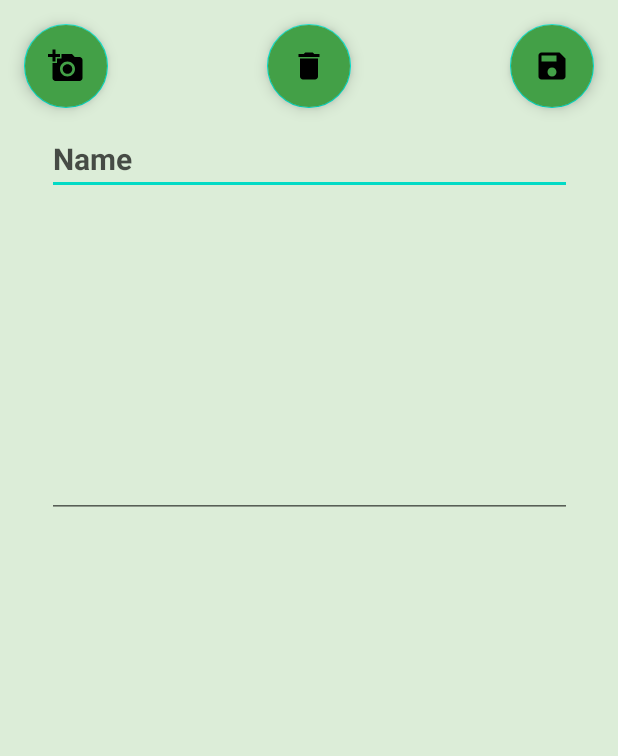
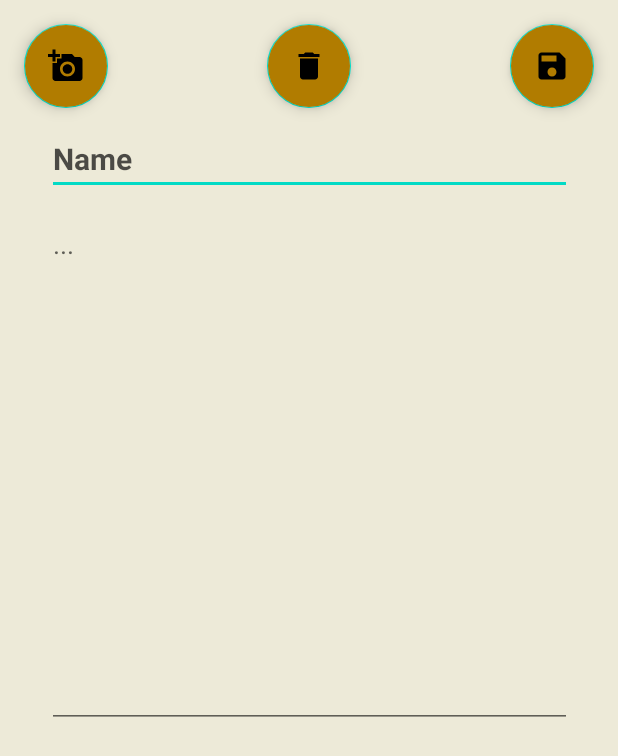
Before and after one commit to RRoager/PizzaApp, an Android app: the ViewMarkerActivity screen opened directly, with no data from a screen before it, on a phone screen of 412 x 824 dp. Shown: the top 756 px of the screen. Run offline under Robolectric (Android 15) with nearby library versions, the phone set to English and light mode, and no system bars; our stand-ins replace Firebase (no records; nobody signed in at launch, a user with empty details on screens opened directly); 4 statements that could not run were skipped.

```diff
--- a/app/src/main/java/com/example/pizzaapp/ViewMarkerActivity.java
+++ b/app/src/main/java/com/example/pizzaapp/ViewMarkerActivity.java
@@ -38,7 +38,7 @@ public class ViewMarkerActivity extends AppCompatActivity implements Updatable {
     protected void onCreate(Bundle savedInstanceState) {
         super.onCreate(savedInstanceState);
         setContentView(R.layout.activity_view_marker);
-        editName = findViewById(R.id.editText);
+        editName = findViewById(R.id.editName);
         editName.setText(Repository.getCurrentMarker().getName());
         editContent = findViewById(R.id.editContent);
         editContent.setText(Repository.getCurrentMarker().getContent());
--- a/app/src/main/res/layout/activity_view_marker.xml
+++ b/app/src/main/res/layout/activity_view_marker.xml
@@ -5,7 +5,7 @@
     android:layout_width="match_parent"
     android:layout_height="match_parent"
     android:background="#DCEDD8"
-    android:backgroundTint="#DCEDD8"
+    android:backgroundTint="#EDEAD8"
     tools:context=".ViewMarkerActivity">
 
     <EditText
@@ -36,7 +36,7 @@
         android:textColor="#AE000000"
         app:layout_constraintEnd_toEndOf="parent"
         app:layout_constraintStart_toStartOf="parent"
-        app:layout_constraintTop_toBottomOf="@+id/editText"
+        app:layout_constraintTop_toBottomOf="@+id/editName"
         tools:ignore="SpeakableTextPresentCheck" />
 
     <ImageView
@@ -55,7 +55,7 @@
         android:layout_width="wrap_content"
         android:layout_height="wrap_content"
         android:layout_margin="16dp"
-        android:backgroundTint="#43A047"
+        android:backgroundTint="#b17c00"
         android:contentDescription="TODO"
         android:onClick="photoChoice"
         android:src="@drawable/ic_photo"
@@ -68,7 +68,7 @@
         android:layout_width="wrap_content"
         android:layout_height="wrap_content"
         android:layout_margin="16dp"
-        android:backgroundTint="#43A047"
+        android:backgroundTint="#b17c00"
         android:contentDescription="TODO"
         android:onClick="saveButtonPressed"
         android:src="@drawable/ic_save"
@@ -81,7 +81,7 @@
         android:layout_width="wrap_content"
         android:layout_height="wrap_content"
         android:layout_margin="16dp"
-        android:backgroundTint="#43A047"
+        android:backgroundTint="#b17c00"
         android:contentDescription="TODO"
         android:onClick="deleteButtonPressed"
         android:src="@drawable/ic_delete"
```
Also changed, not shown: app/src/main/java/com/example/pizzaapp/MapsActivity.java (line endings or trailing spaces).
